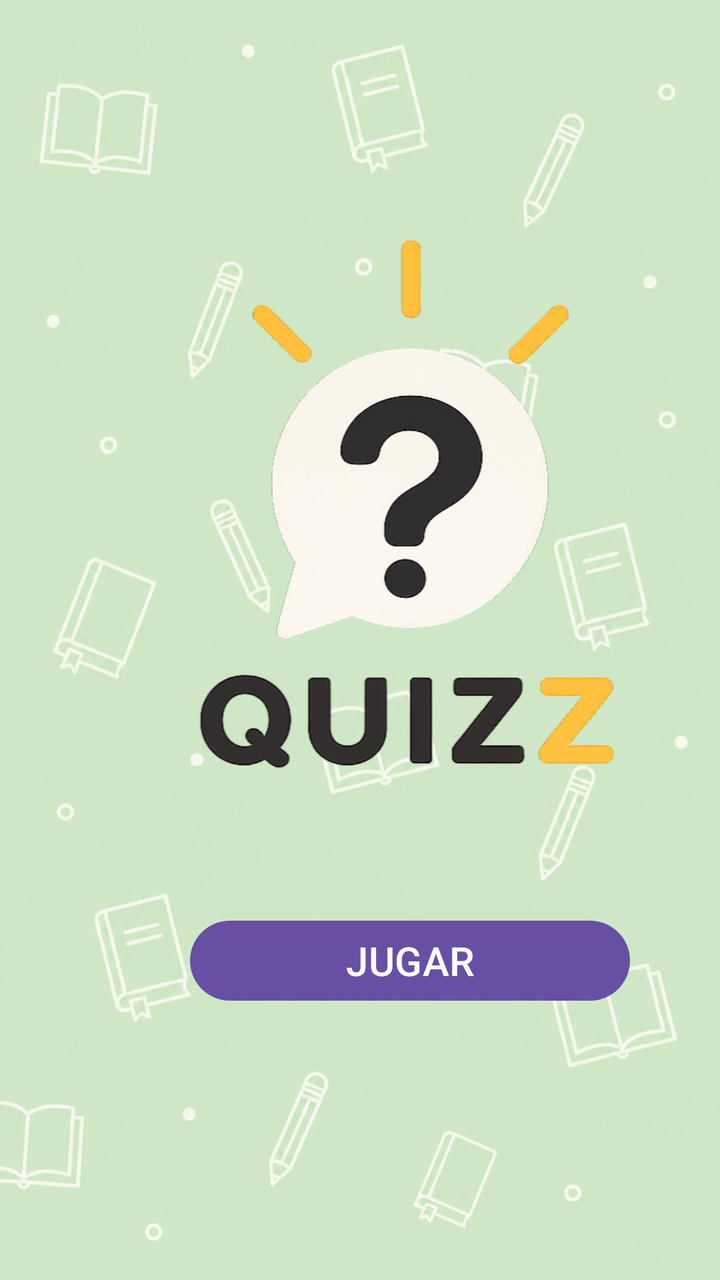
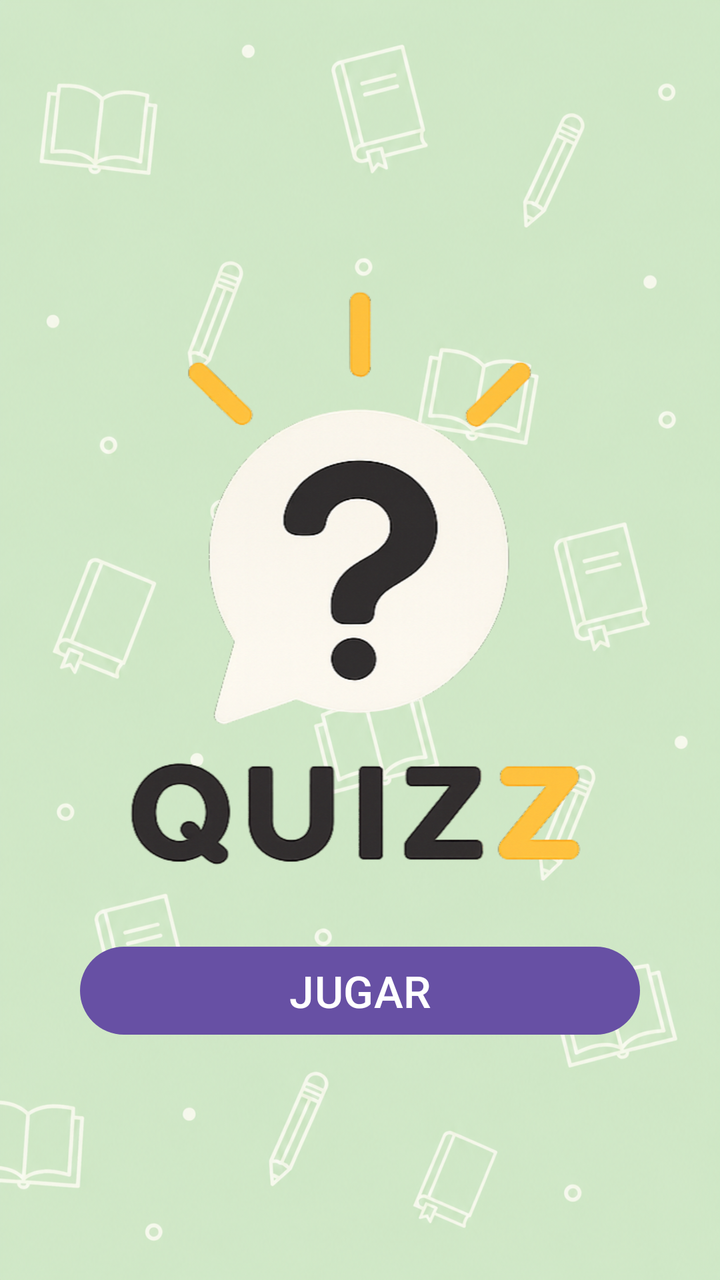

Before-and-after screenshots of an Android layout around one commit, followed by the original layout XML and the change that was made.
<!-- AndroidManifest.xml: application theme Theme.Myquizz -->
<!-- res/layout/activity_main.xml -->
<?xml version="1.0" encoding="utf-8"?>
<androidx.constraintlayout.widget.ConstraintLayout xmlns:android="http://schemas.android.com/apk/res/android"
    xmlns:app="http://schemas.android.com/apk/res-auto"
    xmlns:tools="http://schemas.android.com/tools"
    android:id="@+id/main"
    android:background="@drawable/fondoquizz"
    android:layout_width="match_parent"
    android:layout_height="match_parent"
    tools:context=".MainActivity">


    <ImageView
        android:id="@+id/imageView6"
        android:layout_width="249dp"
        android:layout_height="339dp"
        android:layout_marginStart="81dp"
        android:layout_marginEnd="81dp"
        app:layout_constraintBottom_toBottomOf="parent"
        app:layout_constraintEnd_toEndOf="parent"
        app:layout_constraintHorizontal_bias="0.0"
        app:layout_constraintStart_toStartOf="parent"
        app:layout_constraintTop_toTopOf="parent"
        app:layout_constraintVertical_bias="0.283"
        app:srcCompat="@drawable/logom" />

    <Button
        android:id="@+id/btnJugar"
        android:layout_width="220dp"
        android:layout_height="wrap_content"
        android:layout_marginStart="95dp"
        android:layout_marginTop="32dp"
        android:layout_marginEnd="96dp"
        android:text="JUGAR"
        android:textSize="20sp"
        app:layout_constraintEnd_toEndOf="parent"
        app:layout_constraintHorizontal_bias="0.0"
        app:layout_constraintStart_toStartOf="parent"
        app:layout_constraintTop_toBottomOf="@+id/imageView6" />


</androidx.constraintlayout.widget.ConstraintLayout>
<!-- resources referenced by this layout -->
<resources>
  <!-- drawable fondoquizz: png bitmap (drawable, 1025458 bytes) -->
  <!-- drawable logom: png bitmap (drawable, 195039 bytes) -->
  <style name="Theme.Myquizz" parent="Base.Theme.Myquizz" />
  <style name="Base.Theme.Myquizz" parent="Theme.Material3.DayNight.NoActionBar">
          
          
      </style>
</resources>

<!-- the commit's change to res/layout/activity_main.xml (unified diff, before → after) -->
@@ -1,41 +1,39 @@
 <?xml version="1.0" encoding="utf-8"?>
-<androidx.constraintlayout.widget.ConstraintLayout xmlns:android="http://schemas.android.com/apk/res/android"
+<androidx.constraintlayout.widget.ConstraintLayout
+    xmlns:android="http://schemas.android.com/apk/res/android"
     xmlns:app="http://schemas.android.com/apk/res-auto"
     xmlns:tools="http://schemas.android.com/tools"
     android:id="@+id/main"
-    android:background="@drawable/fondoquizz"
     android:layout_width="match_parent"
     android:layout_height="match_parent"
+    android:background="@drawable/fondoquizz"
     tools:context=".MainActivity">
-
 
     <ImageView
         android:id="@+id/imageView6"
-        android:layout_width="249dp"
-        android:layout_height="339dp"
-        android:layout_marginStart="81dp"
-        android:layout_marginEnd="81dp"
-        app:layout_constraintBottom_toBottomOf="parent"
+        android:layout_width="@dimen/logo_width"
+        android:layout_height="wrap_content"
+        android:layout_marginTop="@dimen/logo_margin_top"
+        android:adjustViewBounds="true"
+        android:contentDescription="Logo de MyQuizz"
+        android:scaleType="fitCenter"
+        app:layout_constraintTop_toTopOf="parent"
+        app:layout_constraintBottom_toTopOf="@id/btnJugar"
+        app:layout_constraintStart_toStartOf="parent"
         app:layout_constraintEnd_toEndOf="parent"
-        app:layout_constraintHorizontal_bias="0.0"
-        app:layout_constraintStart_toStartOf="parent"
-        app:layout_constraintTop_toTopOf="parent"
-        app:layout_constraintVertical_bias="0.283"
+        app:layout_constraintVertical_chainStyle="packed"
         app:srcCompat="@drawable/logom" />
 
     <Button
         android:id="@+id/btnJugar"
-        android:layout_width="220dp"
-        android:layout_height="wrap_content"
-        android:layout_marginStart="95dp"
-        android:layout_marginTop="32dp"
-        android:layout_marginEnd="96dp"
+        android:layout_width="@dimen/button_width"
+        android:layout_height="@dimen/button_height"
+        android:layout_marginTop="@dimen/button_margin_top"
         android:text="JUGAR"
-        android:textSize="20sp"
-        app:layout_constraintEnd_toEndOf="parent"
-        app:layout_constraintHorizontal_bias="0.0"
+        android:textSize="@dimen/button_text_size"
+        app:layout_constraintTop_toBottomOf="@id/imageView6"
+        app:layout_constraintBottom_toBottomOf="parent"
         app:layout_constraintStart_toStartOf="parent"
-        app:layout_constraintTop_toBottomOf="@+id/imageView6" />
-
+        app:layout_constraintEnd_toEndOf="parent" />
 
 </androidx.constraintlayout.widget.ConstraintLayout>
<!-- resource entries referenced after the edit -->
@@ -1,5 +1,11 @@
 <!-- resources referenced by this layout -->
 <resources>
+  <dimen name="button_height">52dp</dimen>
+  <dimen name="button_margin_top">20dp</dimen>
+  <dimen name="button_text_size">22sp</dimen>
+  <dimen name="button_width">280dp</dimen>
+  <dimen name="logo_margin_top">16dp</dimen>
+  <dimen name="logo_width">270dp</dimen>
   <!-- drawable fondoquizz: png bitmap (drawable, 1025458 bytes) -->
   <!-- drawable logom: png bitmap (drawable, 195039 bytes) -->
   <style name="Theme.Myquizz" parent="Base.Theme.Myquizz" />
